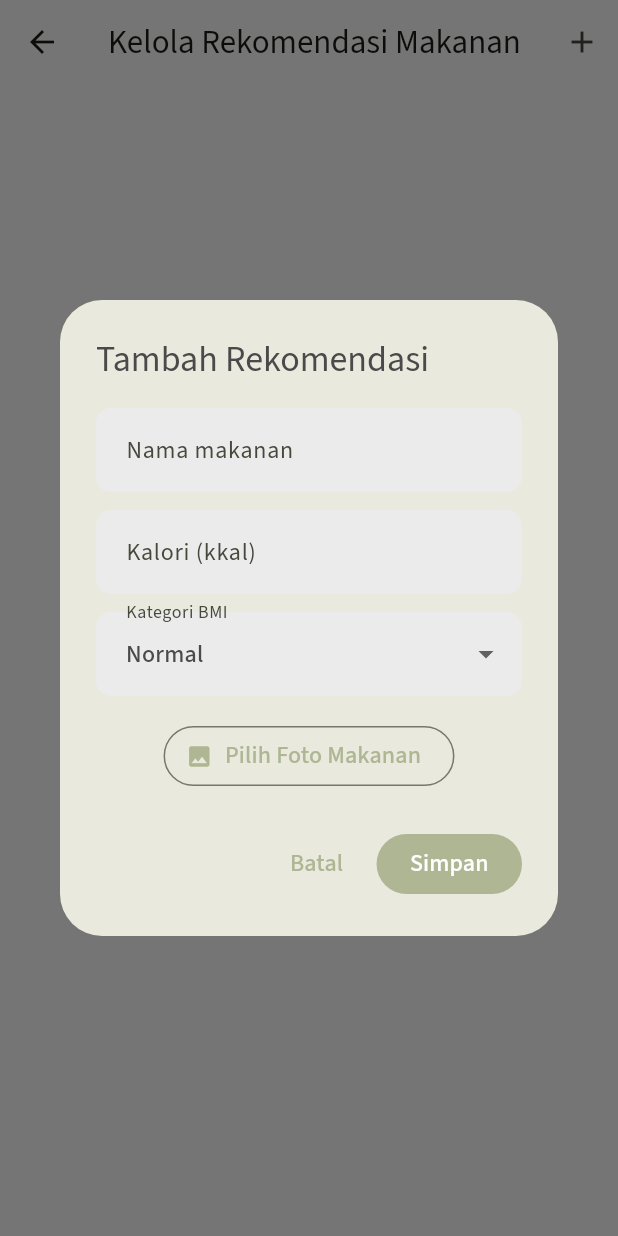
After one commit to auntumlivy/NutriCount, a Flutter app: the AdminRecommendationScreen screen opened directly, after a tap on the "add" icon, on a phone screen of 412 x 824 dp. The commit adds this screen. Run offline on Flutter 3.47's test engine with Material 3 defaults, Android fonts, the phone set to English and light mode, and no system bars; our stand-ins replace cloud_firestore, firebase_auth, firebase_core, fl_chart, google_fonts, image_picker; accounts and stored records are empty.

Commit message:
feat: add BMI food recommendations yg dikelola admin

```diff
--- a/lib/models/models.dart
+++ b/lib/models/models.dart
@@ -49,6 +49,25 @@ class FoodItem {
   const FoodItem(this.nama, this.emoji, this.kalori, {this.id});
 }
 
+/// Rekomendasi makanan yang dikelola admin.
+class FoodRecommendation {
+  final String id;
+  final String nama;
+  final int kalori;
+  final String kategori;
+  final String foto;
+  final String emoji;
+
+  const FoodRecommendation({
+    this.id = '',
+    required this.nama,
+    required this.kalori,
+    required this.kategori,
+    this.foto = '',
+    this.emoji = '🍽️',
+  });
+}
+
 /// Status resep kiriman user.
 class RecipeStatus {
   static const pending = 'pending';
@@ -88,9 +107,11 @@ class Recipe {
     required this.dibuat,
   });
 
+
   Recipe copyWith({
     String? id,
     String? uid,
+    String? namaPembuat,
     String? status,
     String? alasanTolak,
   }) =>
@@ -104,9 +125,10 @@ class Recipe {
         sumberUrl: sumberUrl,
         foto: foto,
         uid: uid ?? this.uid,
-        namaPembuat: namaPembuat,
+        namaPembuat: namaPembuat ?? this.namaPembuat,
         status: status ?? this.status,
         alasanTolak: alasanTolak ?? this.alasanTolak,
         dibuat: dibuat,
       );
+
 }
--- /dev/null
+++ b/lib/screens/admin_recommendation_screen.dart
@@ -0,0 +1,324 @@
+import 'package:flutter/material.dart';
+import '../models/models.dart';
+import '../services/data_service.dart';
+import 'package:image_picker/image_picker.dart';
+import '../services/cloudinary_service.dart';
+
+class AdminRecommendationScreen extends StatefulWidget {
+  const AdminRecommendationScreen({super.key});
+
+  @override
+  State<AdminRecommendationScreen> createState() =>
+      _AdminRecommendationScreenState();
+}
+
+
+class _AdminRecommendationScreenState
+    extends State<AdminRecommendationScreen> {
+  final _fs = DataService.instance;
+
+Future<void> _formRekomendasi({FoodRecommendation? data}) async {
+  final formKey = GlobalKey<FormState>();
+  final namaController = TextEditingController(text: data?.nama ?? '');
+  final kaloriController = TextEditingController(
+    text: data?.kalori.toString() ?? '',
+  );
+
+  String kategori = data?.kategori ?? 'Normal';
+  String emoji = data?.emoji ?? '🍽️';
+  String foto = data?.foto ?? '';
+  XFile? gambar;
+  bool loading = false;
+
+  await showDialog(
+    context: context,
+    barrierDismissible: false,
+    builder: (dialogContext) {
+      return StatefulBuilder(
+        builder: (context, setDialogState) {
+          Future<void> pilihGambar() async {
+            final picker = ImagePicker();
+            final hasil = await picker.pickImage(
+              source: ImageSource.gallery,
+              imageQuality: 80,
+            );
+
+            if (hasil != null) {
+              setDialogState(() => gambar = hasil);
+            }
+          }
+
+          Future<void> simpan() async {
+            if (!formKey.currentState!.validate()) return;
+
+            setDialogState(() => loading = true);
+
+            try {
+              if (gambar != null) {
+                foto = await CloudinaryService.uploadImage(gambar!);
+              }
+
+              final rekomendasi = FoodRecommendation(
+                nama: namaController.text.trim(),
+                kalori: int.parse(kaloriController.text.trim()),
+                kategori: kategori,
+                foto: foto,
+                emoji: emoji,
+              );
+
+              if (data == null) {
+                await _fs.addFoodRecommendation(rekomendasi);
+              } else {
+                await _fs.updateFoodRecommendation(
+                  data.id,
+                  rekomendasi,
+                );
+              }
+
+              if (!dialogContext.mounted) return;
+              Navigator.pop(dialogContext);
+
+              ScaffoldMessenger.of(this.context).showSnackBar(
+                SnackBar(
+                  content: Text(
+                    data == null
+                        ? 'Rekomendasi berhasil ditambahkan'
+                        : 'Rekomendasi berhasil diperbarui',
+                  ),
+                ),
+              );
+            } catch (e) {
+              setDialogState(() => loading = false);
+
+              ScaffoldMessenger.of(this.context).showSnackBar(
+                SnackBar(content: Text('Gagal menyimpan: $e')),
+              );
+            }
+          }
+
+          return AlertDialog(
+            title: Text(
+              data == null ? 'Tambah Rekomendasi' : 'Edit Rekomendasi',
+            ),
+            content: SizedBox(
+              width: 400,
+              child: SingleChildScrollView(
+                child: Form(
+                  key: formKey,
+                  child: Column(
+                    mainAxisSize: MainAxisSize.min,
+                    children: [
+                      TextFormField(
+                        controller: namaController,
+                        decoration: const InputDecoration(
+                          labelText: 'Nama makanan',
+                        ),
+                        validator: (v) =>
+                            v == null || v.trim().isEmpty
+                                ? 'Nama makanan wajib diisi'
+                                : null,
+                      ),
+                      const SizedBox(height: 12),
+                      TextFormField(
+                        controller: kaloriController,
+                        keyboardType: TextInputType.number,
+                        decoration: const InputDecoration(
+                          labelText: 'Kalori (kkal)',
+                        ),
+                        validator: (v) {
+                          final angka = int.tryParse(v ?? '');
+                          if (angka == null || angka <= 0) {
+                            return 'Masukkan kalori yang valid';
+                          }
+                          return null;
+                        },
+                      ),
+                      const SizedBox(height: 12),
+                      DropdownButtonFormField<String>(
+                        initialValue: kategori,
+                        decoration: const InputDecoration(
+                          labelText: 'Kategori BMI',
+                        ),
+                        items: const [
+                          DropdownMenuItem(
+                            value: 'Underweight',
+                            child: Text('Underweight'),
+                          ),
+                          DropdownMenuItem(
+                            value: 'Normal',
+                            child: Text('Normal'),
+                          ),
+                          DropdownMenuItem(
+                            value: 'Overweight',
+                            child: Text('Overweight'),
+                          ),
+                          DropdownMenuItem(
+                            value: 'Obesitas',
+                            child: Text('Obesitas'),
+                          ),
+                        ],
+                        onChanged: loading
+                            ? null
+                            : (v) {
+                                if (v != null) {
+                                  setDialogState(() => kategori = v);
+                                }
+                              },
+                      ),
+                      const SizedBox(height: 16),
+                      if (gambar != null)
+                        Text('Foto dipilih: ${gambar!.name}')
+                      else if (foto.isNotEmpty)
+                        Image.network(
+                          foto,
+                          height: 100,
+                          errorBuilder: (_, error, stack) =>
+                              const Icon(Icons.broken_image),
+                        ),
+                      OutlinedButton.icon(
+                        onPressed: loading ? null : pilihGambar,
+                        icon: const Icon(Icons.image),
+                        label: const Text('Pilih Foto Makanan'),
+                      ),
+                    ],
+                  ),
+                ),
+              ),
+            ),
+            actions: [
+              TextButton(
+                onPressed: loading
+                    ? null
+                    : () => Navigator.pop(dialogContext),
+                child: const Text('Batal'),
+              ),
+              FilledButton(
+                onPressed: loading ? null : simpan,
+                child: loading
+                    ? const SizedBox(
+                        width: 18,
+                        height: 18,
+                        child: CircularProgressIndicator(strokeWidth: 2),
+                      )
+                    : const Text('Simpan'),
+              ),
+            ],
+          );
+        },
+      );
+    },
+  );
+
+  namaController.dispose();
+  kaloriController.dispose();
+}
+
+  Future<void> _hapusRekomendasi(FoodRecommendation r) async {
+    final konfirmasi = await showDialog<bool>(
+      context: context,
+      builder: (context) => AlertDialog(
+        title: const Text('Hapus Rekomendasi'),
+        content: Text('Yakin ingin menghapus ${r.nama}?'),
+        actions: [
+          TextButton(
+            onPressed: () => Navigator.pop(context, false),
+            child: const Text('Batal'),
+          ),
+          FilledButton(
+            onPressed: () => Navigator.pop(context, true),
+            child: const Text('Hapus'),
+          ),
+        ],
+      ),
+    );
+
+    if (konfirmasi == true) {
+      await _fs.deleteFoodRecommendation(r.id);
+    }
+  }
+
+  @override
+  Widget build(BuildContext context) {
+    return Scaffold(
+      appBar: AppBar(
+        title: const Text('Kelola Rekomendasi Makanan'),
+        actions: [
+          IconButton(
+            onPressed: () => _formRekomendasi(),
+            icon: const Icon(Icons.add),
+            tooltip: 'Tambah Rekomendasi',
+          ),
+        ],
+      ),
+      body: StreamBuilder<List<FoodRecommendation>>(
+        stream: _fs.allFoodRecommendationsStream(),
+        builder: (context, snapshot) {
+          if (snapshot.connectionState == ConnectionState.waiting) {
+            return const Center(child: CircularProgressIndicator());
+          }
+
+          if (snapshot.hasError) {
+            return Center(
+              child: Text('Terjadi kesalahan: ${snapshot.error}'),
+            );
+          }
+
+          final rekomendasi = snapshot.data ?? [];
+
+          if (rekomendasi.isEmpty) {
+            return const Center(
+              child: Text('Belum ada rekomendasi makanan.'),
+            );
+          }
+
+          return ListView.builder(
+            padding: const EdgeInsets.all(16),
+            itemCount: rekomendasi.length,
+            itemBuilder: (context, index) {
+              final r = rekomendasi[index];
+
+              return Card(
+                margin: const EdgeInsets.only(bottom: 12),
+                child: ListTile(
+                  leading: r.foto.isNotEmpty
+                      ? Image.network(
+                          r.foto,
+                          width: 55,
+                          height: 55,
+                          fit: BoxFit.cover,
+                          errorBuilder: (_, __, ___) =>
+                              const Icon(Icons.restaurant),
+                        )
+                      : Text(r.emoji, style: const TextStyle(fontSize: 30)),
+                  title: Text(r.nama),
+                  subtitle: Text(
+                    '${r.kalori} kkal • ${r.kategori}',
+                  ),
+                  trailing: PopupMenuButton<String>(
+                    onSelected: (aksi) {
+                      if (aksi == 'edit') {
+                        _formRekomendasi(data: r);
+                      } else if (aksi == 'hapus') {
+                        _hapusRekomendasi(r);
+                      }
+                    },
+                    itemBuilder: (context) => const [
+                      PopupMenuItem(
+                        value: 'edit',
+                        child: Text('Edit'),
+                      ),
+                      PopupMenuItem(
+                        value: 'hapus',
+                        child: Text('Hapus'),
+                      ),
+                    ],
+                  ),
+                ),
+              );
+            },
+          );
+        },
+      ),
+    );
+  }
+}
--- a/lib/screens/admin_shell.dart
+++ b/lib/screens/admin_shell.dart
@@ -2,6 +2,7 @@ import 'package:flutter/material.dart';
 import 'admin_account_screen.dart';
 import 'admin_home_screen.dart';
 import 'admin_recipes_screen.dart';
+import 'admin_recommendation_screen.dart';
 
 /// Kerangka halaman admin (beranda, kelola resep, akun).
 /// Terpisah dari MainShell milik pengguna.
@@ -23,6 +24,7 @@ class _AdminShellState extends State<AdminShell> {
         children: [
           AdminHomeScreen(onLihatSemua: () => setState(() => _index = 1)),
           const AdminRecipesScreen(),
+          const AdminRecommendationScreen(),
           const AdminAccountScreen(),
         ],
       ),
```
Also changed, not shown: lib/screens/food_recommendation_screen.dart (+51 -4 lines), lib/services/data_service.dart (+21 -1 lines), lib/services/firestore_service.dart (+94 -6 lines), lib/services/local_service.dart (+77 -2 lines), lib/widgets/app_widgets.dart (+43 -11 lines).
